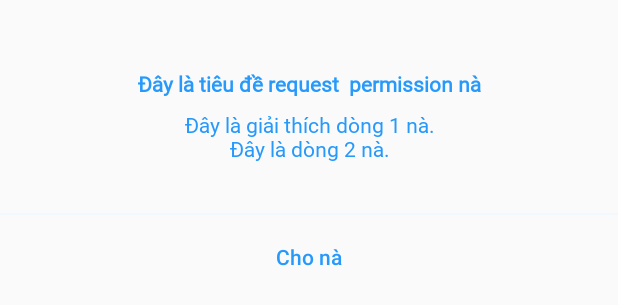
After one commit to albertkhang/PotholeDetection, an Android app: the layout dialog_one_button.xml on its own in the app's theme, with its tools: preview values and no code run, on a phone screen of 412 x 824 dp. The commit adds this screen. Shown: the top 305 px of the screen. Run offline under Robolectric (Android 15) with nearby library versions, the phone set to English and light mode, and no system bars.

```diff
--- a/app/build.gradle
+++ b/app/build.gradle
@@ -25,8 +25,6 @@ android {
 }
 
 dependencies {
-    implementation 'de.hdodenhof:circleimageview:3.1.0'
-
     implementation fileTree(dir: "libs", include: ["*.jar"])
     implementation "org.jetbrains.kotlin:kotlin-stdlib:$kotlin_version"
     implementation 'androidx.core:core-ktx:1.3.1'
--- /dev/null
+++ b/app/src/main/res/drawable/bg_white_style.xml
@@ -0,0 +1,5 @@
+<?xml version="1.0" encoding="utf-8"?>
+<shape xmlns:android="http://schemas.android.com/apk/res/android">
+    <solid android:color="@color/colorWhite" />
+    <corners android:radius="13dp" />
+</shape>
--- /dev/null
+++ b/app/src/main/res/drawable/btn_white_style.xml
@@ -0,0 +1,8 @@
+<?xml version="1.0" encoding="utf-8"?>
+<shape xmlns:android="http://schemas.android.com/apk/res/android">
+    <padding
+        android:bottom="18dp"
+        android:right="34dp"
+        android:left="34dp"
+        android:top="18dp" />
+</shape>
--- a/app/src/main/res/layout/activity_splash.xml
+++ b/app/src/main/res/layout/activity_splash.xml
@@ -23,7 +23,7 @@
         app:layout_constraintRight_toRightOf="parent"
         app:layout_constraintTop_toTopOf="parent">
 
-        <de.hdodenhof.circleimageview.CircleImageView
+        <ImageView
             android:layout_width="160dp"
             android:layout_height="160dp"
             android:layout_gravity="center_horizontal"
--- /dev/null
+++ b/app/src/main/res/layout/dialog_one_button.xml
@@ -0,0 +1,64 @@
+<?xml version="1.0" encoding="utf-8"?>
+<androidx.constraintlayout.widget.ConstraintLayout xmlns:android="http://schemas.android.com/apk/res/android"
+    xmlns:app="http://schemas.android.com/apk/res-auto"
+    android:layout_width="match_parent"
+    android:layout_height="wrap_content"
+    android:background="@color/colorTransparent">
+
+    <TextView
+        android:id="@+id/title"
+        style="@style/BodyTextStyles"
+        android:layout_width="0dp"
+        android:layout_height="wrap_content"
+        android:layout_marginLeft="@dimen/dimenTwoButtonDialogPadding"
+        android:layout_marginTop="46dp"
+        android:layout_marginRight="@dimen/dimenTwoButtonDialogPadding"
+        android:maxLines="1"
+        android:text="Đây là tiêu đề request  permission nà"
+        android:textColor="@color/colorMain"
+        android:textStyle="bold"
+        android:gravity="center_horizontal"
+        app:layout_constraintLeft_toLeftOf="parent"
+        app:layout_constraintRight_toRightOf="parent"
+        app:layout_constraintTop_toTopOf="parent" />
+
+    <TextView
+        android:id="@+id/description"
+        style="@style/BodyTextStyles"
+        android:layout_width="0dp"
+        android:layout_height="wrap_content"
+        android:layout_marginLeft="@dimen/dimenTwoButtonDialogPadding"
+        android:layout_marginTop="8dp"
+        android:layout_marginRight="@dimen/dimenTwoButtonDialogPadding"
+        android:gravity="center_horizontal"
+        android:maxLines="2"
+        android:text="Đây là giải thích dòng 1 nà.\nĐây là dòng 2 nà."
+        android:textColor="@color/colorMain"
+        app:layout_constraintLeft_toLeftOf="parent"
+        app:layout_constraintRight_toRightOf="parent"
+        app:layout_constraintTop_toBottomOf="@id/title" />
+
+    <FrameLayout
+        android:id="@+id/horizontal_line"
+        android:layout_width="match_parent"
+        android:layout_height="1dp"
+        android:layout_marginTop="33dp"
+        android:background="@color/colorLightBlue"
+        app:layout_constraintTop_toBottomOf="@id/description" />
+
+    <Button
+        android:id="@+id/confirm"
+        android:layout_width="0dp"
+        android:layout_height="wrap_content"
+        android:background="@drawable/btn_white_style"
+        android:ellipsize="end"
+        android:maxLines="1"
+        android:text="Cho nà"
+        android:textAllCaps="false"
+        android:textColor="@color/colorMain"
+
+        app:layout_constraintLeft_toLeftOf="parent"
+        app:layout_constraintRight_toRightOf="parent"
+        app:layout_constraintTop_toBottomOf="@id/horizontal_line" />
+
+</androidx.constraintlayout.widget.ConstraintLayout>
--- a/app/src/main/res/values/colors.xml
+++ b/app/src/main/res/values/colors.xml
@@ -3,7 +3,14 @@
     <color name="colorPrimary">#6200EE</color>
     <color name="colorPrimaryDark">#3700B3</color>
     <color name="colorAccent">#03DAC5</color>
+    <color name="colorWhite">#FFFFFF</color>
+    <color name="colorTransparent">#00FFFFFF</color>
+
+    <color name="colorLightBlue">#F1F9FF</color>
+    <color name="colorMidBlue">#BCE0FD</color>
+    <color name="colorBlue">#7FC4FD</color>
 
     <color name="colorMain">#2699FB</color>
     <color name="colorBlueBackground">#F1F9FF</color>
+    <color name="colorCancel">#E95E50</color>
 </resources>
--- /dev/null
+++ b/app/src/main/res/values/dimens.xml
@@ -0,0 +1,4 @@
+<?xml version="1.0" encoding="utf-8"?>
+<resources>
+    <dimen name="dimenTwoButtonDialogPadding">30dp</dimen>
+</resources>
--- a/app/src/main/res/values/styles.xml
+++ b/app/src/main/res/values/styles.xml
@@ -1,4 +1,8 @@
 <resources>
+    <style name="RoundCornerDialog" parent="Theme.AppCompat.Light.Dialog.Alert">
+        <item name="android:windowBackground">@drawable/bg_white_style</item>
+    </style>
+
     <!-- Base application theme. -->
     <style name="AppTheme" parent="Theme.AppCompat.Light.DarkActionBar">
         <!-- Customize your theme here. -->
```
Also changed, not shown: app/src/main/AndroidManifest.xml (+9 -3 lines), app/src/main/java/com/albertkhang/potholedetection/activity/NoConnectionActivity.kt (+10 -2 lines), app/src/main/java/com/albertkhang/potholedetection/activity/RequestPermissionActivity.kt (+86 -2 lines), app/src/main/java/com/albertkhang/potholedetection/activity/SplashActivity.kt (+14 -6 lines), app/src/main/java/com/albertkhang/potholedetection/util/PermissionUtil.kt (added, +37 -0 lines), app/src/main/res/layout/activity_request_permission.xml (+6 -9 lines), app/src/main/res/layout/dialog_two_button.xml (added, +89 -0 lines).
